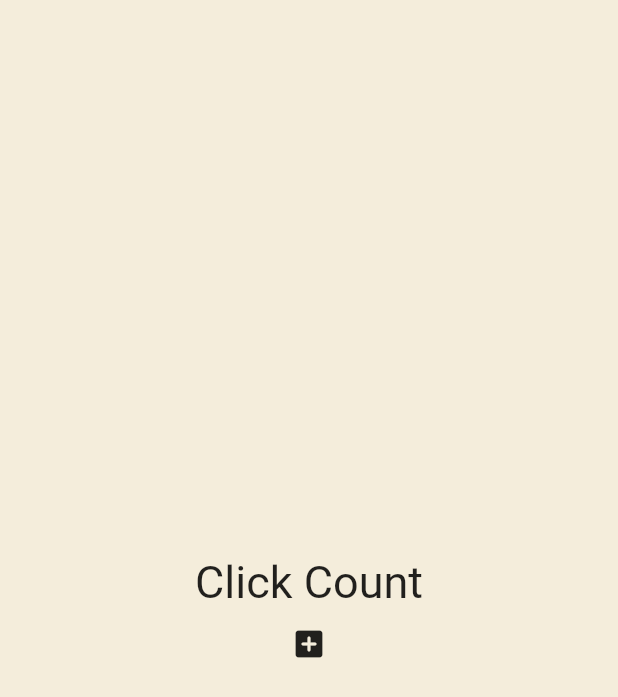
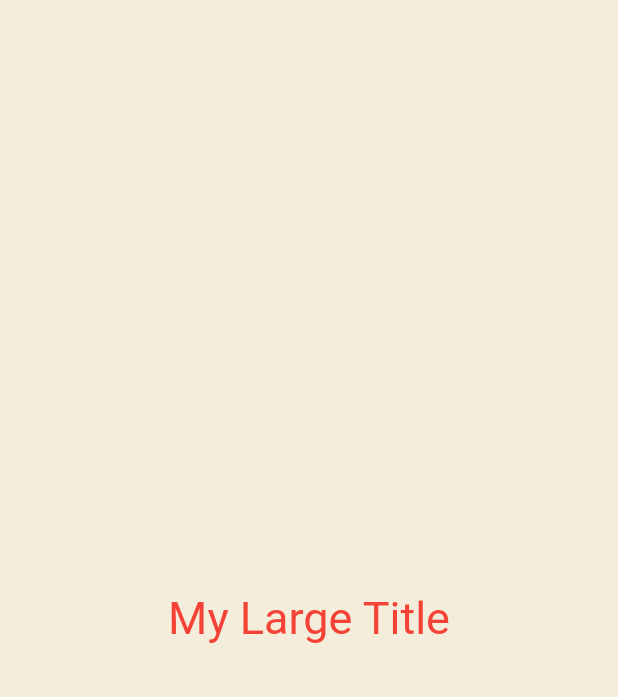
Before and after one commit to parkinjong/flutter-nomadcoder, a Flutter app: the screen it shows after launch, on a phone screen of 412 x 824 dp. Shown: the top 697 px of the screen. Run offline on Flutter 3.47's test engine with Material 2 defaults, Android fonts, the phone set to English and light mode, and no system bars.

Commit message:
add theme

```diff
--- a/toonflix/lib/main.dart
+++ b/toonflix/lib/main.dart
@@ -12,33 +12,23 @@ class App extends StatefulWidget {
 }
 
 class _AppState extends State<App> {
-  List<int> numbers = [];
-  void onClicked() {
-    setState(() {
-      numbers.add(numbers.length);
-    });
-  }
-
   @override
   Widget build(BuildContext context) {
     return MaterialApp(
-      home: Scaffold(
-        backgroundColor: const Color(0xFFF4EDDB),
+      theme: ThemeData(
+        textTheme: const TextTheme(
+          titleLarge: TextStyle(
+            color: Colors.red,
+          ),
+        ),
+      ),
+      home: const Scaffold(
+        backgroundColor: Color(0xFFF4EDDB),
         body: Center(
           child: Column(
             mainAxisAlignment: MainAxisAlignment.center,
             children: [
-              const Text(
-                'Click Count',
-                style: TextStyle(fontSize: 30),
-              ),
-              for (var n in numbers) Text('$n'),
-              IconButton(
-                onPressed: onClicked,
-                icon: const Icon(
-                  Icons.add_box_rounded,
-                ),
-              ),
+              MyLargeTitle(),
             ],
           ),
         ),
@@ -46,3 +36,20 @@ class _AppState extends State<App> {
     );
   }
 }
+
+class MyLargeTitle extends StatelessWidget {
+  const MyLargeTitle({
+    super.key,
+  });
+
+  @override
+  Widget build(BuildContext context) {
+    return Text(
+      'My Large Title',
+      style: TextStyle(
+        fontSize: 30,
+        color: Theme.of(context).textTheme.titleLarge!.color,
+      ),
+    );
+  }
+}
```
